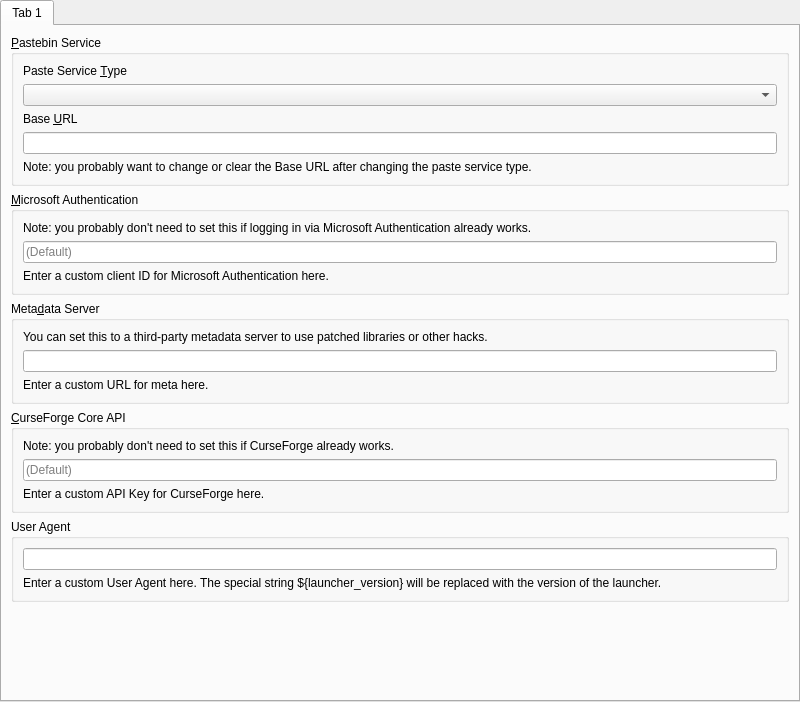
The window that launcher/ui/pages/global/APIPage.ui (FreesmTeam/FreesmLauncher) describes before a commit, drawn with Qt 5.
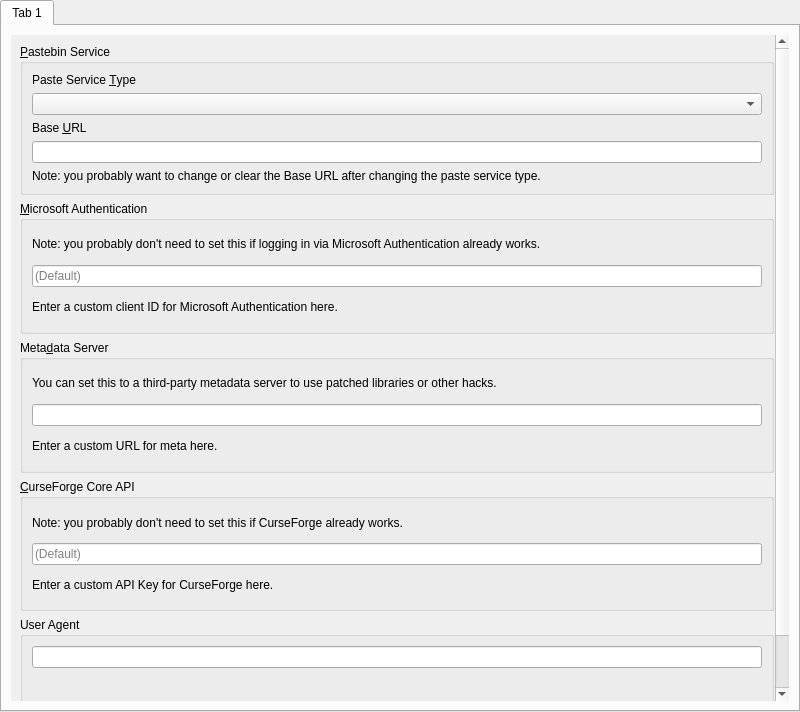
The same window after the commit.

```diff
--- a/launcher/ui/pages/global/APIPage.ui
+++ b/launcher/ui/pages/global/APIPage.ui
@@ -7,7 +7,7 @@
     <x>0</x>
     <y>0</y>
     <width>800</width>
-    <height>702</height>
+    <height>712</height>
    </rect>
   </property>
   <layout class="QVBoxLayout" name="verticalLayout">
@@ -34,6 +34,33 @@
       </attribute>
       <layout class="QVBoxLayout" name="verticalLayout_2">
        <item>
+        <widget class="QScrollArea" name="scrollArea">
+         <property name="frameShape">
+          <enum>QFrame::NoFrame</enum>
+         </property>
+         <property name="frameShadow">
+          <enum>QFrame::Plain</enum>
+         </property>
+         <property name="horizontalScrollBarPolicy">
+          <enum>Qt::ScrollBarAlwaysOff</enum>
+         </property>
+         <property name="widgetResizable">
+          <bool>false</bool>
+         </property>
+         <property name="alignment">
+          <set>Qt::AlignLeading|Qt::AlignLeft|Qt::AlignTop</set>
+         </property>
+         <widget class="QWidget" name="scrollAreaWidgetContents">
+          <property name="geometry">
+           <rect>
+            <x>0</x>
+            <y>-73</y>
+            <width>772</width>
+            <height>724</height>
+           </rect>
+          </property>
+          <layout class="QVBoxLayout" name="verticalLayout_8">
+           <item>
         <widget class="QGroupBox" name="groupBox_paste">
          <property name="title">
           <string>&amp;Pastebin Service</string>
@@ -245,18 +272,9 @@
          </layout>
         </widget>
        </item>
-       <item>
-        <spacer name="verticalSpacer">
-         <property name="orientation">
-          <enum>Qt::Vertical</enum>
-         </property>
-         <property name="sizeHint" stdset="0">
-          <size>
-           <width>20</width>
-           <height>40</height>
-          </size>
-         </property>
-        </spacer>
+          </layout>
+         </widget>
+        </widget>
        </item>
       </layout>
      </widget>
```
Lines whose indentation alone changed are shown as unchanged.
